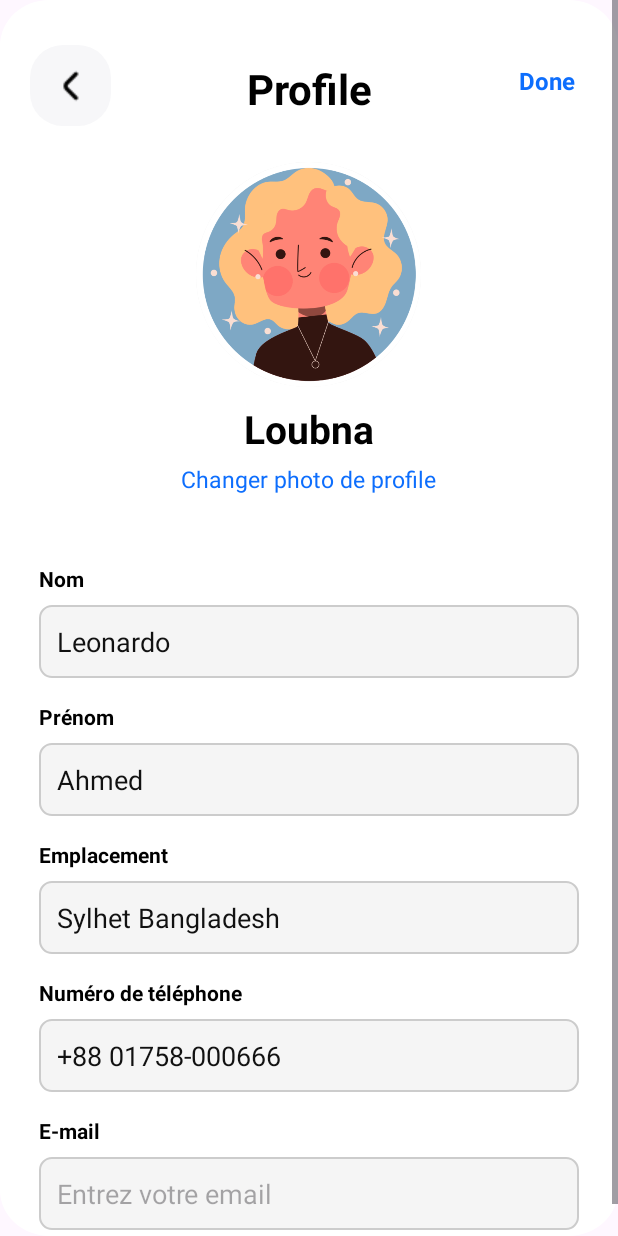
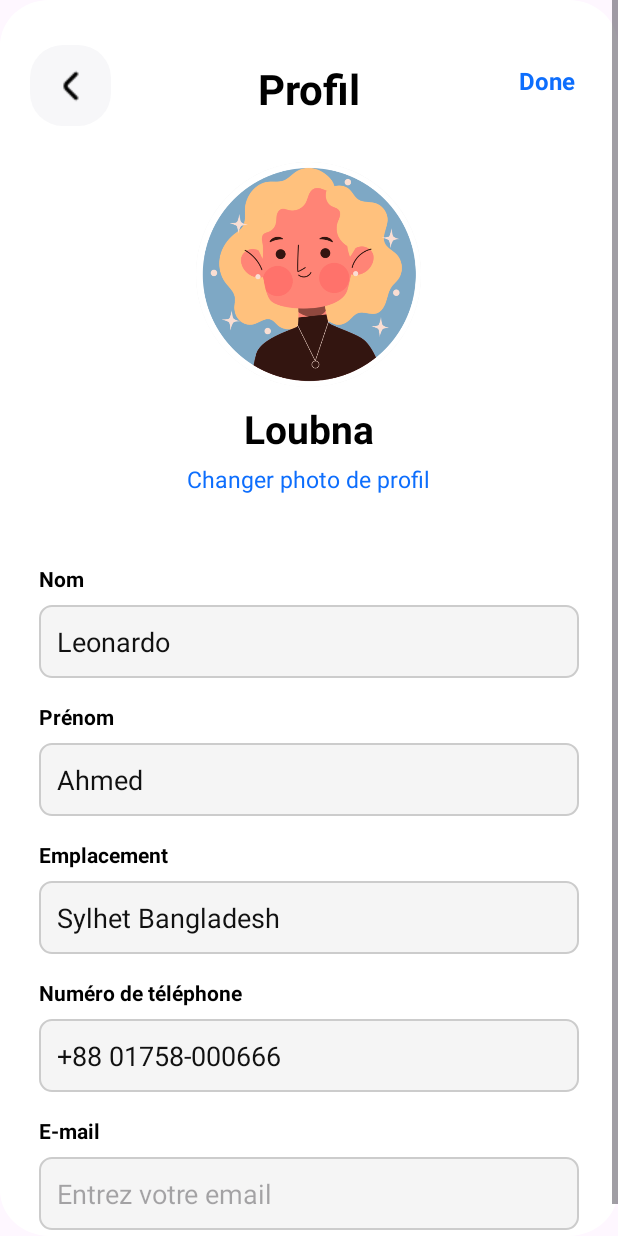
Before and after one commit to charimilouda/TravellApp, an Android app: the editprofil screen opened directly, with no data from a screen before it, on a phone screen of 412 x 824 dp. Run offline under Robolectric (Android 15) with nearby library versions, the phone set to English and light mode, and no system bars; our stand-ins replace Firebase (no records; nobody signed in at launch, a user with empty details on screens opened directly), Picasso; libraries missing offline, so code that uses them is left out: jp.wasabeef.picasso; pictures from the network do not load; Roboto replaces fonts that are not available here.

Commit message:
modifs sur ql noms by kaoutar

```diff
--- a/app/src/main/res/layout/activity_category.xml
+++ b/app/src/main/res/layout/activity_category.xml
@@ -385,7 +385,7 @@
                     android:layout_width="24dp"
                     android:layout_height="24dp"
                     android:src="@drawable/favori2"
-                    android:contentDescription="@string/favori"
+                    android:contentDescription="@string/favoris"
                     android:visibility="gone"/>
 
                 <TextView
@@ -395,7 +395,7 @@
                     android:layout_marginTop="4dp"
                     android:fontFamily="@font/poppins_bold"
                     android:gravity="center"
-                    android:text="@string/favori"
+                    android:text="@string/favoris"
                     android:textSize="12sp" />
             </LinearLayout>
 
@@ -430,7 +430,7 @@
                     android:layout_marginTop="4dp"
                     android:fontFamily="@font/poppins_bold"
                     android:gravity="center"
-                    android:text="@string/profile"
+                    android:text="@string/profil"
                     android:textSize="12sp" />
             </LinearLayout>
 
--- a/app/src/main/res/layout/activity_editprofil.xml
+++ b/app/src/main/res/layout/activity_editprofil.xml
@@ -31,7 +31,7 @@
                 android:id="@+id/profile"
                 android:layout_width="wrap_content"
                 android:layout_height="wrap_content"
-                android:text="Profile"
+                android:text="Profil"
                 android:textSize="28sp"
                 android:textAlignment="center"
                 android:layout_weight="1"
@@ -83,7 +83,7 @@
                 android:id="@+id/textChangePhoto"
                 android:layout_width="wrap_content"
                 android:layout_height="wrap_content"
-                android:text="Changer photo de profile"
+                android:text="Changer photo de profil"
                 android:textSize="15sp"
                 android:textColor="#0D6EFD"
                 android:clickable="true"
--- a/app/src/main/res/layout/activity_home.xml
+++ b/app/src/main/res/layout/activity_home.xml
@@ -254,11 +254,11 @@
                 android:layout_marginTop="4dp"
                 android:fontFamily="@font/poppins_bold"
                 android:gravity="center"
-                android:text="Favori"
+                android:text="Favoris"
                 android:textSize="12sp" />
         </LinearLayout>
 
-        <!-- Troisième élément de la nav bar (Profile) -->
+        <!-- Troisième élément de la nav bar (Profil) -->
         <LinearLayout
             android:layout_width="0dp"
             android:layout_height="match_parent"
@@ -286,7 +286,7 @@
                 android:layout_marginTop="4dp"
                 android:fontFamily="@font/poppins_bold"
                 android:gravity="center"
-                android:text="Profile"
+                android:text="Profil"
                 android:textSize="12sp" />
         </LinearLayout>
 
--- a/app/src/main/res/layout/activity_profil.xml
+++ b/app/src/main/res/layout/activity_profil.xml
@@ -26,7 +26,7 @@
                 android:layout_margin="10dp"
                 android:layout_weight="1"
                 android:fontFamily="@font/poppins_bold"
-                android:text="@string/profile"
+                android:text="@string/profil"
                 android:textAlignment="center"
                 android:textColor="#1B1C1E"
                 android:textSize="28sp"
--- a/app/src/main/res/layout/favoris.xml
+++ b/app/src/main/res/layout/favoris.xml
@@ -127,7 +127,7 @@
                 android:layout_marginTop="4dp"
                 android:fontFamily="@font/poppins_bold"
                 android:gravity="center"
-                android:text="Favori"
+                android:text="Favoris"
                 android:textSize="12sp" />
         </LinearLayout>
 
@@ -159,7 +159,7 @@
                 android:layout_marginTop="4dp"
                 android:fontFamily="@font/poppins_bold"
                 android:gravity="center"
-                android:text="Profile"
+                android:text="Profil"
                 android:textSize="12sp" />
         </LinearLayout>
 
--- a/app/src/main/res/values/strings.xml
+++ b/app/src/main/res/values/strings.xml
@@ -21,7 +21,7 @@
     <string name="invalid_password">Password must be >5 characters</string>
     <string name="login_failed">"Login failed"</string>
     <string name="profile">Profile</string>
-    <string name="favori">Favori</string>
+    <string name="favoris">Favoris</string>
     <string name="profil">Profil</string>
     <string name="accueil">Accueil</string>
     <string name="mus_es">Musées</string>
```
